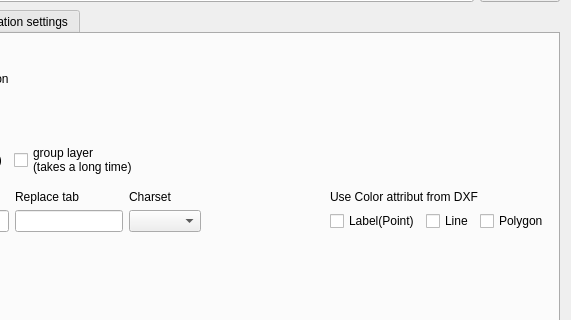
The window that uiADXF2Shape.ui (EZUSoft/AnotherDXF2Shape) describes before a commit, drawn with Qt 5; both pictures show x 193 to 764 and y 203 to 523 of the 764 by 795 pixel window.
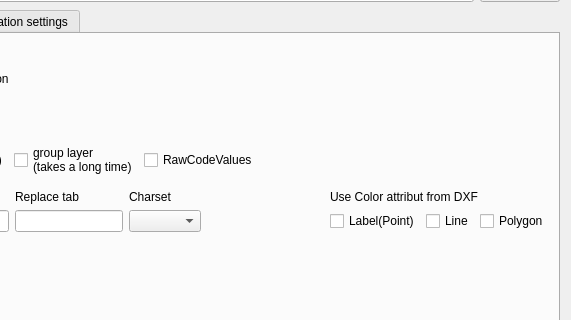
The same window after the commit. Icons and pictures are not drawn.

Patch:
```diff
--- a/uiADXF2Shape.ui
+++ b/uiADXF2Shape.ui
@@ -197,23 +197,6 @@
        </item>
        <item>
         <layout class="QGridLayout" name="gridLayout_3" rowstretch="0,0">
-         <item row="1" column="2">
-          <layout class="QVBoxLayout" name="verticalLayout_5">
-           <item>
-            <spacer name="horizontalSpacer_2">
-             <property name="orientation">
-              <enum>Qt::Horizontal</enum>
-             </property>
-             <property name="sizeHint" stdset="0">
-              <size>
-               <width>40</width>
-               <height>20</height>
-              </size>
-             </property>
-            </spacer>
-           </item>
-          </layout>
-         </item>
          <item row="1" column="1">
           <widget class="QCheckBox" name="chkLay">
            <property name="sizePolicy">
@@ -249,6 +232,30 @@
            </property>
           </widget>
          </item>
+         <item row="1" column="3">
+          <layout class="QVBoxLayout" name="verticalLayout_5">
+           <item>
+            <spacer name="horizontalSpacer_2">
+             <property name="orientation">
+              <enum>Qt::Horizontal</enum>
+             </property>
+             <property name="sizeHint" stdset="0">
+              <size>
+               <width>40</width>
+               <height>20</height>
+              </size>
+             </property>
+            </spacer>
+           </item>
+          </layout>
+         </item>
+         <item row="1" column="2">
+          <widget class="QCheckBox" name="chkRawCode">
+           <property name="text">
+            <string>RawCodeValues</string>
+           </property>
+          </widget>
+         </item>
         </layout>
        </item>
        <item>
```
Left out of the diff: 11 changed lines with no effect on the pictures. Lines whose indentation alone changed are shown as unchanged.
